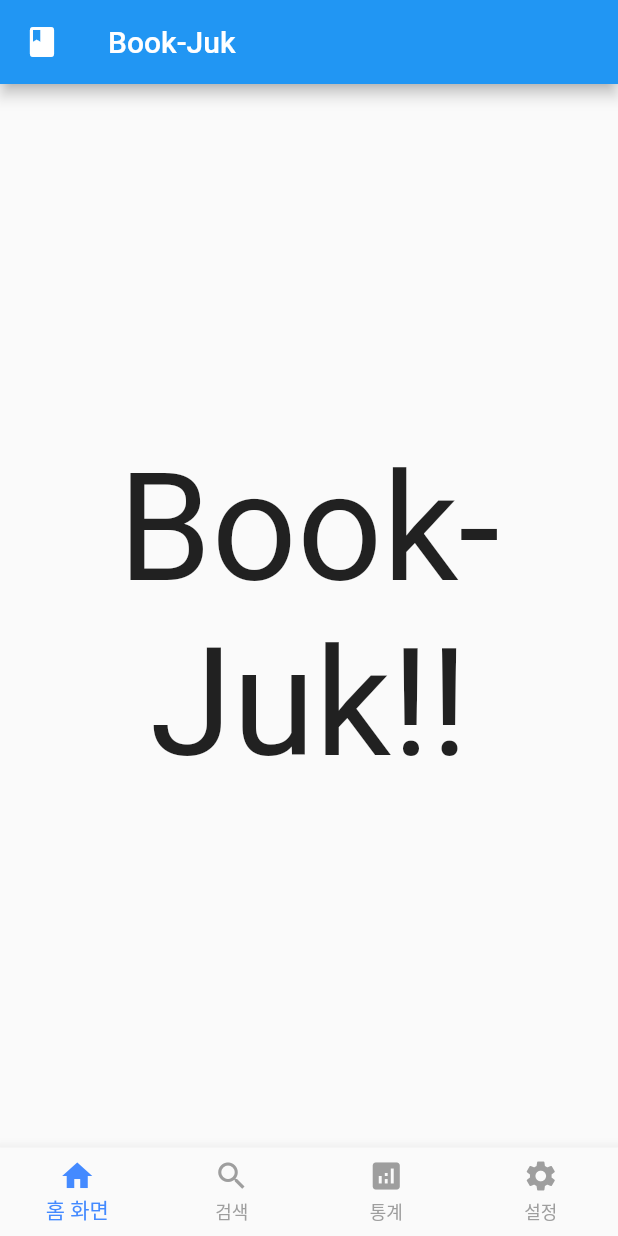
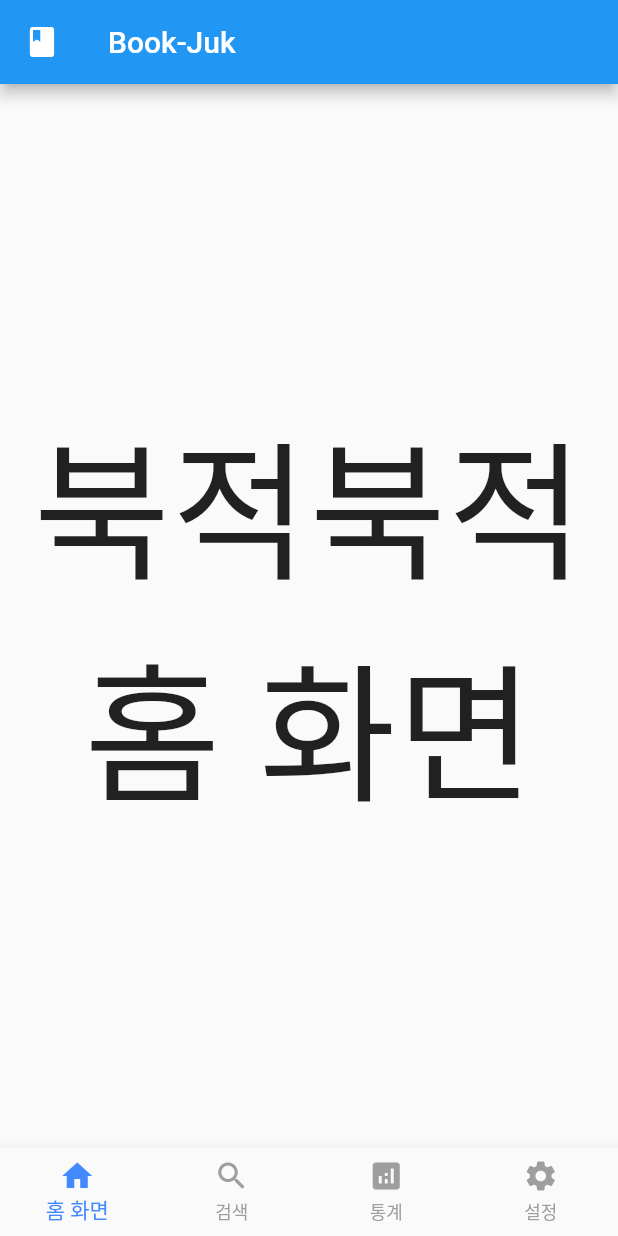
Before and after one commit to 2023-2-CAU-AI-MP-TeamProject/book_juk, a Flutter app: the screen it shows after launch, on a phone screen of 412 x 824 dp. Run offline on Flutter 3.47's test engine with Material 2 defaults, Android fonts, the phone set to English and light mode, and no system bars.

Commit message:
JM2023/11/13/10:36

```diff
--- a/lib/main.dart
+++ b/lib/main.dart
@@ -18,7 +18,8 @@ class MyApp extends StatelessWidget {
       ),
       routes: {
         '/': (context) => Landing(),
-      }
+      },
+      debugShowCheckedModeBanner: false
     );
   }
 }
@@ -41,14 +42,8 @@ class _MyLanding extends State<Landing> {
       });
     }
 
-    List<Text> texts = [
-      Text(
-        "Book-Juk!!",
-        style: TextStyle(
-          fontSize: 100
-        ),
-        textAlign: TextAlign.center,
-      ),
+    List<Widget> texts = [
+      HomePage(),
       Text(
         "Search!!!!!!",
         style: TextStyle(
@@ -109,3 +104,17 @@ class _MyLanding extends State<Landing> {
     );
   }
 }
+
+class HomePage extends StatelessWidget {
+  @override
+  Widget build(BuildContext context) {
+    return Text(
+      //나중에 Scaffold로 만들던지 Container로 만들든지 어떻게어떻게 잘..
+      "북적북적 홈 화면",
+      style: TextStyle(
+          fontSize: 100
+      ),
+      textAlign: TextAlign.center,
+    );
+  }
+}
```
